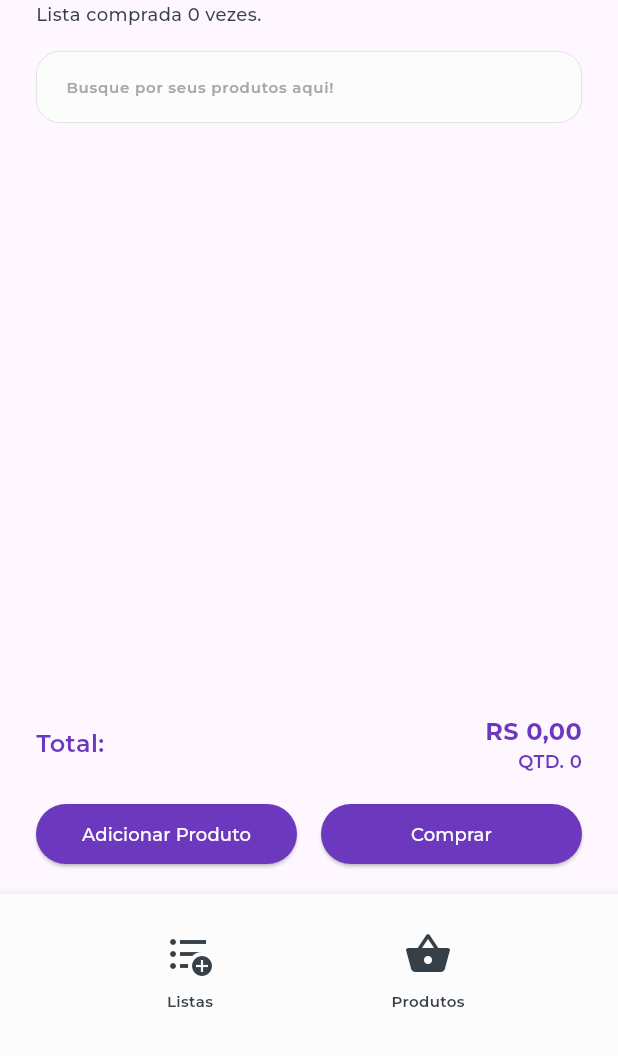
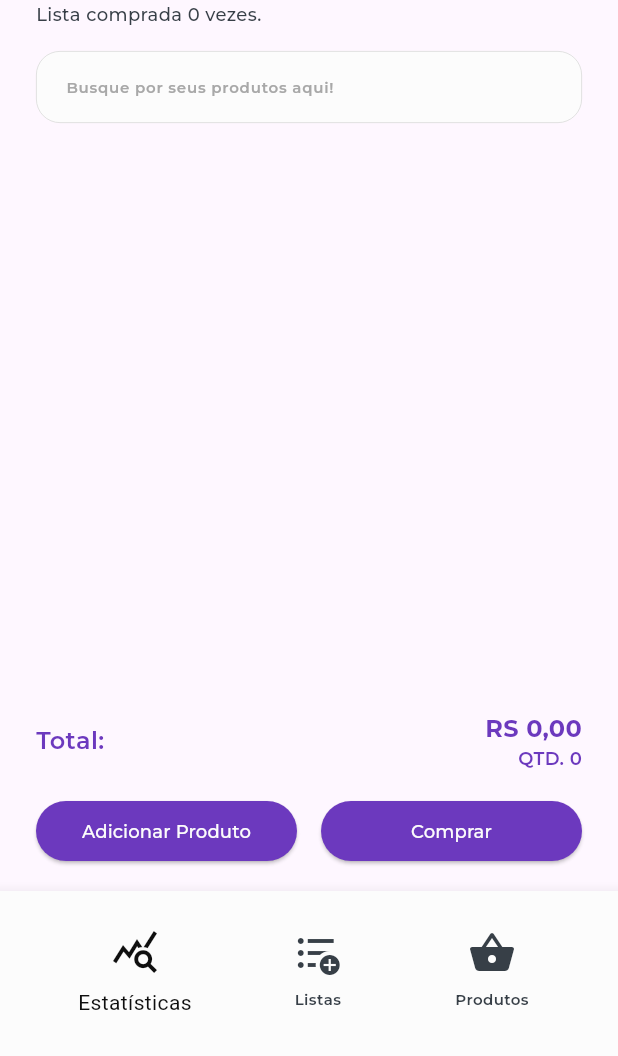
Before and after one commit to imlukadev/listedin, a Flutter app: the ListPage screen opened directly with empty values, on a phone screen of 412 x 824 dp, the part 180-1236 px from its top. Run offline on Flutter 3.47's test engine with Material 3 defaults, Android fonts, the phone set to English and light mode, and no system bars; our stand-ins replace dio, dropdown_button2; accounts and stored records are empty; network calls fail; project files that could hold a hidden picture were left out.

```diff
--- a/lib/app/components/footer/footer.dart
+++ b/lib/app/components/footer/footer.dart
@@ -1,10 +1,9 @@
 import 'package:flutter/material.dart';
 import 'package:flutter/widgets.dart';
-import 'package:listedin/app/data/model/user.dart';
-import 'package:listedin/app/data/repositories/list_repository.dart';
 import 'package:listedin/app/pages/home/home.dart';
 import 'package:listedin/app/pages/lists/lists.dart';
 import 'package:listedin/app/pages/products/products.dart';
+import 'package:listedin/app/pages/stats/stats.dart';
 import 'package:listedin/app/pages/user_store/user_store.dart';
 import 'package:listedin/app/styles/colors.dart';
 import 'package:listedin/app/styles/icons/home_icon.dart';
@@ -17,13 +16,15 @@ class Footer extends StatelessWidget {
   final bool isDark;
   final bool isLists;
   final bool isProducts;
+  final bool isStats;
   final UserStore userStore;
   const Footer(
       {super.key,
       required this.isDark,
       required this.userStore,
       this.isLists = false,
-      this.isProducts = false});
+      this.isProducts = false,
+      this.isStats = false});
 
   @override
   Widget build(BuildContext context) {
@@ -41,7 +42,7 @@ class Footer extends StatelessWidget {
           crossAxisAlignment: CrossAxisAlignment.center,
           mainAxisAlignment: MainAxisAlignment.spaceEvenly,
           children: [
-            // StatsRedirect(isDark: isDark, ),
+            StatsRedirect(isDark: isDark, isSelected: isStats, userStore: userStore),
             // HomeRedirect(isDark: isDark, ),
             ListsRedirect(
               isSelected: isLists,
@@ -235,11 +236,14 @@ class HomeRedirect extends StatelessWidget {
 
 class StatsRedirect extends StatelessWidget {
   final bool isDark;
-  final bool isSelected = false;
+  final bool isSelected;
+  final UserStore userStore;
 
   const StatsRedirect({
     super.key,
     required this.isDark,
+    required this.userStore,
+    required this.isSelected
   });
 
   @override
@@ -256,9 +260,9 @@ class StatsRedirect extends StatelessWidget {
                 Navigator.push(
                   context,
                   MaterialPageRoute(
-                      builder: (context) => HomePage(
-                            title: "Stats Button",
-                            darkModeOn: isDark,
+                      builder: (context) => StatsPage(
+                            userStore: userStore,
+                            isDark: isDark,
                             key: key,
                           )),
                 );
@@ -272,6 +276,27 @@ class StatsRedirect extends StatelessWidget {
             "Estatísticas",
             style: textStyle,
           ),
+          isSelected
+              ? Container(
+                  width: 27,
+                  height: 2,
+                  color: primary,
+                )
+              : const SizedBox(
+                  height: 2,
+                ),
+          const SizedBox(
+            height: 2,
+          ),
+          isSelected
+              ? Container(
+                  width: 8,
+                  height: 2,
+                  color: primary,
+                )
+              : const SizedBox(
+                  height: 2,
+                ),
         ]);
   }
 }
--- a/lib/app/data/http/http_client.dart
+++ b/lib/app/data/http/http_client.dart
@@ -3,8 +3,8 @@ import 'dart:developer';
 import 'package:dio/dio.dart';
 
 class HttpClient {
-  final Dio _dio = Dio(BaseOptions(baseUrl: "http://10.0.2.2:9696"));
-    // final Dio _dio = Dio(BaseOptions(baseUrl: "http://127.0.0.1:9696"));
+  // final Dio _dio = Dio(BaseOptions(baseUrl: "http://10.0.2.2:9696"));
+    final Dio _dio = Dio(BaseOptions(baseUrl: "http://127.0.0.1:9696"));
 
   Future<Response> get(String url) async {
     try {
--- a/lib/app/pages/devs/dev_thiago.dart
+++ b/lib/app/pages/devs/dev_thiago.dart
@@ -1,5 +1,4 @@
 import 'package:flutter/material.dart';
-import 'package:listedin/app/pages/register/register.dart';
 import 'package:listedin/app/pages/user_store/user_store.dart';
 
 class DevThiago extends StatefulWidget {
@@ -13,6 +12,7 @@ class DevThiago extends StatefulWidget {
 }
 
 class _DevThiagoState extends State<DevThiago> {
+
   @override
   Widget build(BuildContext context) {
     return Scaffold(
--- a/lib/app/pages/register/register.dart
+++ b/lib/app/pages/register/register.dart
@@ -1,6 +1,5 @@
 import 'package:flutter/material.dart';
 import 'package:listedin/app/components/button/button.dart';
-import 'package:listedin/app/components/header/header.dart';
 import 'package:listedin/app/components/input/input.dart';
 import 'package:listedin/app/pages/lists/lists.dart';
 import 'package:listedin/app/pages/login/login.dart';
```
Also changed, not shown: lib/app/data/model/categoryReport.dart (added, +22 -0 lines), lib/app/data/model/report.dart (added, +45 -0 lines), lib/app/data/repositories/report_repository.dart (added, +28 -0 lines), lib/app/pages/stats/stats.dart (added, +161 -0 lines), lib/app/pages/stats/stats_store.dart (added, +18 -0 lines), flutter_01.png (added), flutter_02.png (added).
